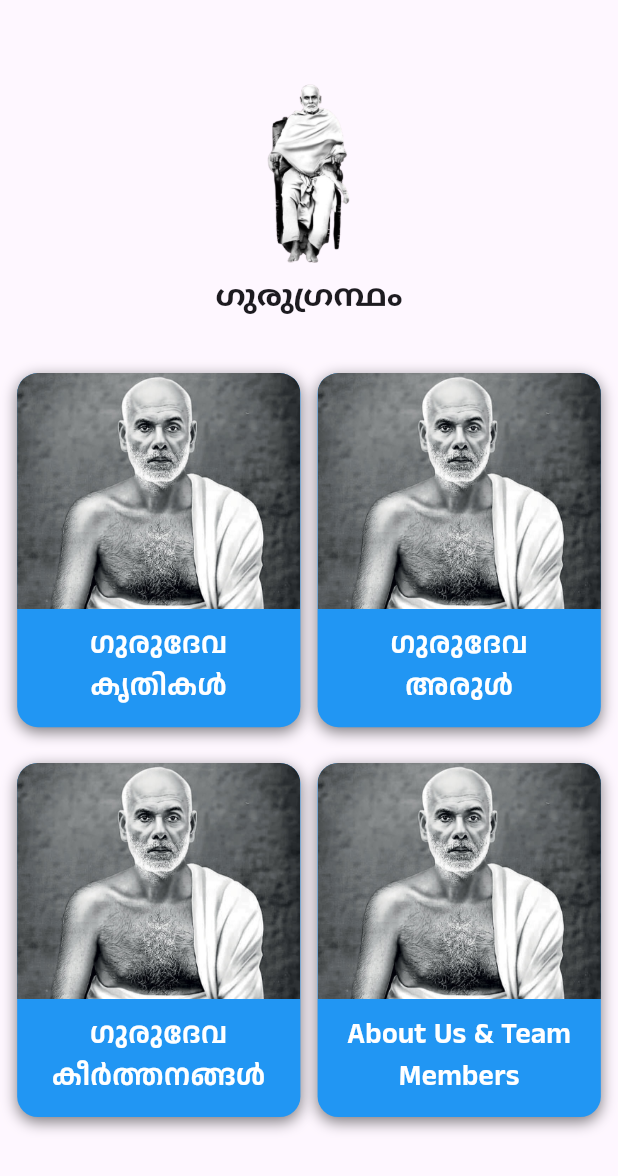
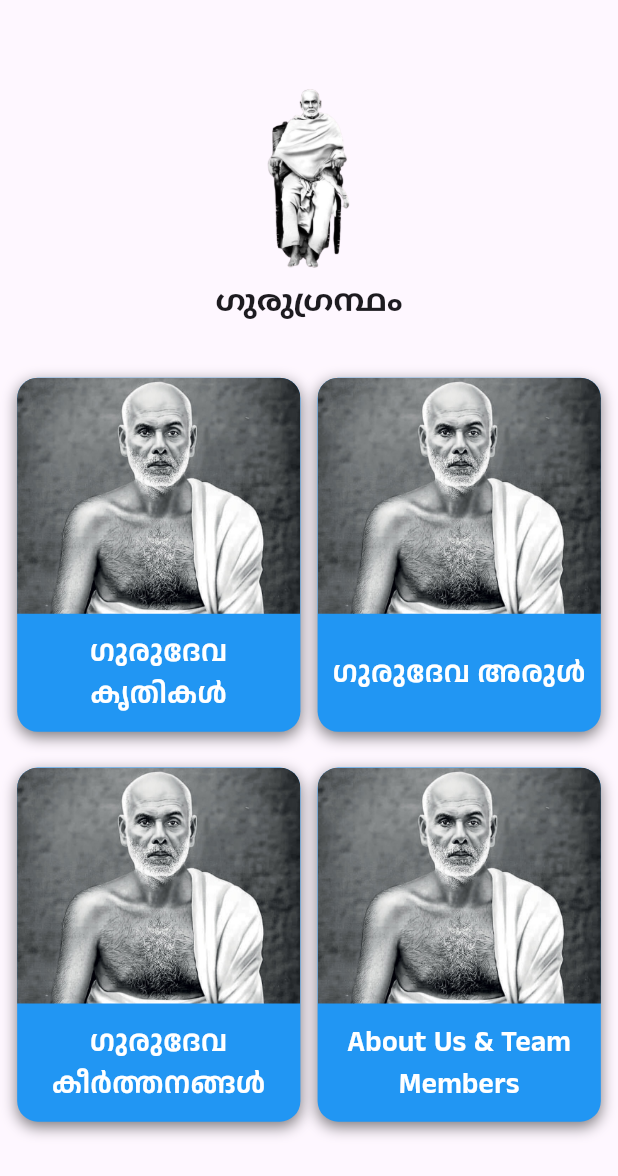
Before and after one commit to cbabi2023/gurugranth, a Flutter app: the screen it shows after launch, on a phone screen of 412 x 824 dp. Shown: the top 1176 px of the screen. Run offline on Flutter 3.47's test engine with Material 3 defaults, Android fonts, the phone set to English and light mode, and no system bars; our stand-ins replace flutter_screenutil, google_fonts; project files that could hold a hidden picture were left out.

Commit message:
Refactor HomeScreen layout: update padding and replace Column with SingleChildScrollView for better scrolling behavior

```diff
--- a/lib/view/home_screen/home_screen.dart
+++ b/lib/view/home_screen/home_screen.dart
@@ -13,10 +13,10 @@ class HomeScreen extends StatelessWidget {
   @override
   Widget build(BuildContext context) {
     return Scaffold(
-      appBar: AppBar(),
       body: Center(
         child: Padding(
-          padding: EdgeInsets.symmetric(horizontal: 10.r),
+          padding: EdgeInsets.only(left: 10.r, right: 10.r, bottom: 15.r),
+          child: SingleChildScrollView(
             child: Column(
               children: [
                 Hero(
@@ -60,13 +60,15 @@ class HomeScreen extends StatelessWidget {
                         index == 0
                             ? Navigator.pushNamed(
                                 context, AppRoutes.krithiCategoryPage)
-                          : Navigator.pushNamed(context, AppRoutes.commingSoon);
+                            : Navigator.pushNamed(
+                                context, AppRoutes.commingSoon);
                       },
                       child: HomeGridCard(indexCount: index),
                     );
                   },
                 ),
               ],
+            ),
           ),
         ),
       ),
@@ -122,13 +124,16 @@ class HomeGridCard extends StatelessWidget {
             ),
           ),
           Expanded(
+            child: Center(
               child: Padding(
-              padding: EdgeInsets.symmetric(vertical: 8.h, horizontal: 10.w),
+                padding: EdgeInsets.only(left: 7.r, right: 7.r),
                 child: Text(
-                  HomeData.homeCategoryData[indexCount].values.first.toString(),
+                    HomeData.homeCategoryData[indexCount].values.first
+                        .toString(),
                     textAlign: TextAlign.center,
                     style: context.anekMalayalamSemiBold20
                         .copyWith(fontSize: 17.sp, color: Colors.white)),
+              ),
             ),
           ),
         ],
```
Lines whose indentation alone changed are shown as unchanged.
